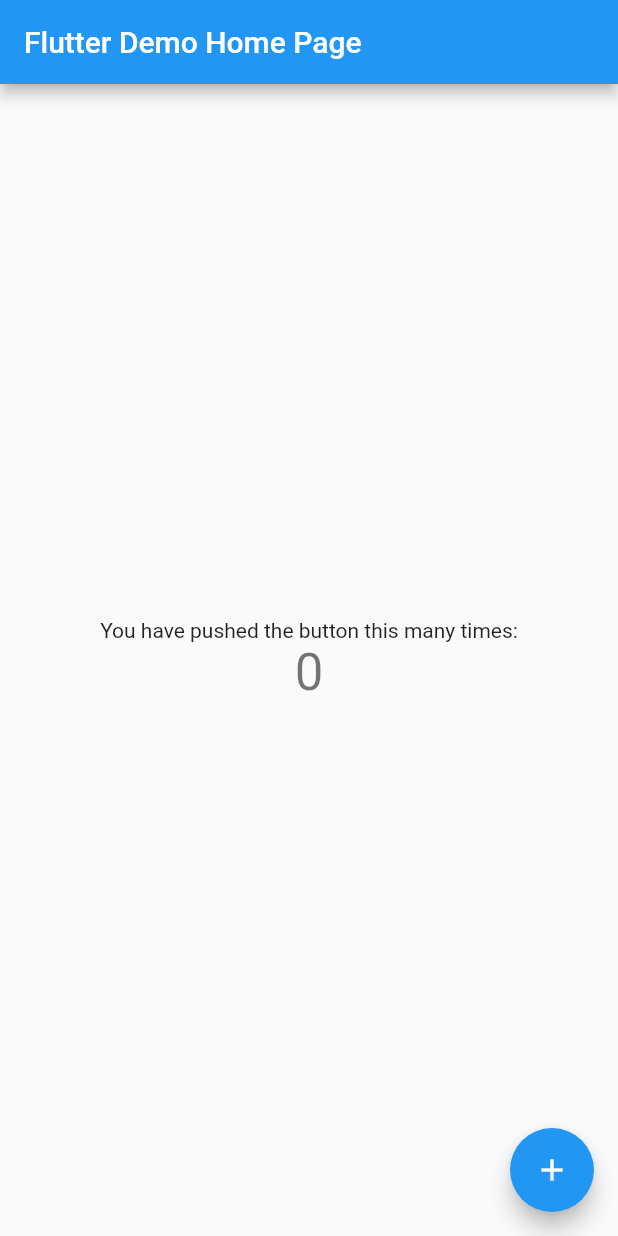
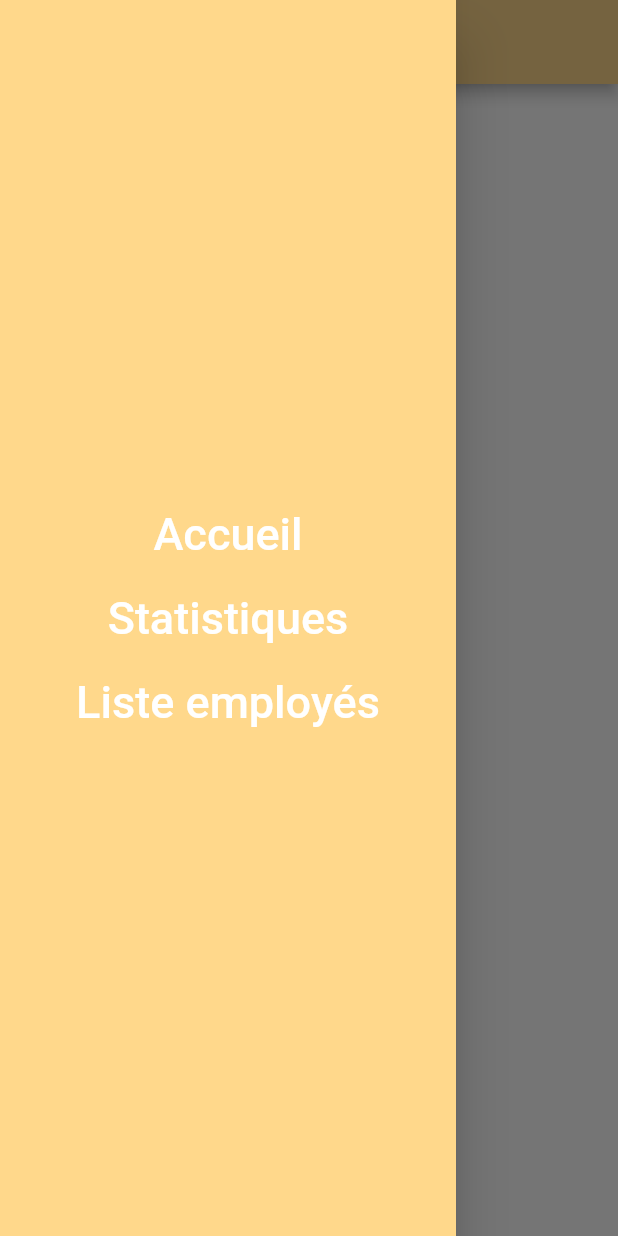
Before and after one commit to NicolasVonner/sakartone, a Flutter app: the screen it shows after launch, with the side drawer open (before the commit the screen has no drawer), on a phone screen of 412 x 824 dp. Run offline on Flutter 3.47's test engine with Material 2 defaults, Android fonts, the phone set to English and light mode, and no system bars; Roboto replaces fonts that are missing (Mantinia).

Commit message:
create routes and drawer

```diff
--- /dev/null
+++ b/flutter/lib/layout/layout.dart
@@ -0,0 +1,18 @@
+
+//Pages
+export 'package:sakartone/pages/home.dart';
+export 'package:sakartone/pages/not_found.dart';
+export 'package:sakartone/pages/stats.dart';
+export 'package:sakartone/pages/employee/employee_list.dart';
+export 'package:sakartone/pages/employee/employee_details.dart';
+export 'package:sakartone/pages/employee/employee_update.dart';
+export 'package:sakartone/pages/employee/employee_create.dart';
+export 'package:sakartone/pages/team/team_details.dart';
+export 'package:sakartone/pages/team/team_list.dart';
+export 'package:sakartone/pages/team/team_update.dart';
+
+
+//Partials
+export 'package:sakartone/layout/partials/custom_app_bar.dart';
+export 'package:sakartone/layout/partials/drawer_menu.dart';
+export 'package:sakartone/layout/partials/drawer_menu_item.dart';
--- /dev/null
+++ b/flutter/lib/layout/partials/custom_app_bar.dart
@@ -0,0 +1,24 @@
+import 'package:flutter/material.dart';
+
+class CustomAppBar extends StatefulWidget implements PreferredSizeWidget {
+  const CustomAppBar({Key? key}) : preferredSize = const Size.fromHeight(kToolbarHeight), super(key: key);
+
+  @override
+  final Size preferredSize; // default is 56.0
+
+  @override
+  _CustomAppBarState createState() => _CustomAppBarState();
+}
+
+class _CustomAppBarState extends State<CustomAppBar>{
+
+  @override
+  Widget build(BuildContext context) {
+    return AppBar(
+      backgroundColor: const Color.fromRGBO(255, 216, 139, 1.0),
+      title: const Center(
+          child: Text('Sakartone')
+      ),
+    );
+  }
+}
--- /dev/null
+++ b/flutter/lib/layout/partials/drawer_menu.dart
@@ -0,0 +1,27 @@
+import 'package:sakartone/layout/layout.dart';
+import 'package:sakartone/layout/partials/drawer_menu_item.dart';
+import 'package:flutter/material.dart';
+import 'package:sakartone/pages/home.dart';
+
+class DrawerMenu extends StatelessWidget {
+
+  const DrawerMenu();
+
+  @override
+  Widget build(BuildContext context) {
+    return Drawer(
+        backgroundColor: const Color.fromRGBO(255, 216, 139, 1.0),
+        child: Center(
+          child: ListView(
+            shrinkWrap: true,
+            padding: EdgeInsets.zero,
+            children: const [
+              DrawerMenuItem(itemTitle: 'Accueil', route: Home.routeName),
+              DrawerMenuItem(itemTitle: 'Statistiques', route: Stat.routeName),
+              DrawerMenuItem(itemTitle: 'Liste employés', route: EmployeeList.routeName),
+            ],
+          ),
+        )
+    );
+  }
+}
--- /dev/null
+++ b/flutter/lib/layout/partials/drawer_menu_item.dart
@@ -0,0 +1,32 @@
+
+import 'package:flutter/material.dart';
+
+class DrawerMenuItem extends StatelessWidget {
+  final String itemTitle;
+  final String route;
+
+  const DrawerMenuItem(
+      {
+        required this.itemTitle,
+        required this.route,
+      }
+  );
+
+  @override
+  Widget build(BuildContext context) {
+    return ListTile(
+      title: Text(
+          itemTitle,
+          textAlign: TextAlign.center,
+          style: const TextStyle(
+            fontFamily: 'Mantinia',
+              color: Colors.white,
+              fontSize: 30
+          )
+      ),
+      onTap: () {
+        Navigator.pushNamed(context, route);
+      },
+    );
+  }
+}
--- a/flutter/lib/main.dart
+++ b/flutter/lib/main.dart
@@ -1,4 +1,5 @@
 import 'package:flutter/material.dart';
+import 'package:sakartone/layout/layout.dart';
 
 void main() {
   runApp(const MyApp());
@@ -11,105 +12,82 @@
   @override
   Widget build(BuildContext context) {
     return MaterialApp(
-      title: 'Flutter Demo',
+      title: 'Sakartone',
       theme: ThemeData(
-        // This is the theme of your application.
-        //
-        // Try running your application with "flutter run". You'll see the
-        // application has a blue toolbar. Then, without quitting the app, try
-        // changing the primarySwatch below to Colors.green and then invoke
-        // "hot reload" (press "r" in the console where you ran "flutter run",
-        // or simply save your changes to "hot reload" in a Flutter IDE).
-        // Notice that the counter didn't reset back to zero; the application
-        // is not restarted.
         primarySwatch: Colors.blue,
+        tabBarTheme: const TabBarTheme(
+            labelColor: Colors.white,
+            unselectedLabelColor: Colors.grey,
+            // labelStyle: TextStyle(fontFamily: 'Mantinia'), // color for text
+            indicator: UnderlineTabIndicator(
+              // color for indicator (underline)
+                borderSide:
+                BorderSide(color: Color.fromRGBO(160, 141, 106, 1.0)))),
       ),
-      home: const MyHomePage(title: 'Flutter Demo Home Page'),
+      onGenerateRoute: (settings) {
+        switch (settings.name) {
+          case Home.routeName:
+            {
+              return MaterialPageRoute(builder: (context) {
+                return Home();
+              });
+            }
+          case Stat.routeName:
+            {
+              return MaterialPageRoute(builder: (context) {
+                return Stat();
+              });
+            }
+          case EmployeeList.routeName:
+            {
+              return MaterialPageRoute(builder: (context) {
+                return EmployeeList();
+              });
+            }
+          case EmployeeDetails.routeName:
+            {
+              return MaterialPageRoute(builder: (context) {
+                return EmployeeDetails();
+              });
+            }
+          case EmployeeUpdate.routeName:
+            {
+              return MaterialPageRoute(builder: (context) {
+                return EmployeeUpdate();
+              });
+            }
+          case EmployeeCreate.routeName:
+            {
+              return MaterialPageRoute(builder: (context) {
+                return EmployeeCreate();
+              });
+            }
+          case TeamList.routeName:
+            {
+              return MaterialPageRoute(builder: (context) {
+                return TeamList();
+              });
+            }
+          case TeamDetails.routeName:
+            {
+              return MaterialPageRoute(builder: (context) {
+                return TeamDetails();
+              });
+            }
+          case TeamUpdate.routeName:
+            {
+              return MaterialPageRoute(builder: (context) {
+                return TeamUpdate();
+              });
+            }
+        }
+      },
+      initialRoute: Home.routeName,
+      onUnknownRoute: (settings) {
+        return MaterialPageRoute(builder: (context) => const NotFound());
+      },
+      // home: const MyHomePage(title: 'Flutter Demo Home Page'),
+      debugShowCheckedModeBanner: false,
     );
   }
 }
-
-class MyHomePage extends StatefulWidget {
-  const MyHomePage({Key? key, required this.title}) : super(key: key);
-
-  // This widget is the home page of your application. It is stateful, meaning
-  // that it has a State object (defined below) that contains fields that affect
-  // how it looks.
-
-  // This class is the configuration for the state. It holds the values (in this
-  // case the title) provided by the parent (in this case the App widget) and
-  // used by the build method of the State. Fields in a Widget subclass are
-  // always marked "final".
-
-  final String title;
-
-  @override
-  State<MyHomePage> createState() => _MyHomePageState();
-}
-
-class _MyHomePageState extends State<MyHomePage> {
-  int _counter = 0;
-
-  void _incrementCounter() {
-    setState(() {
-      // This call to setState tells the Flutter framework that something has
-      // changed in this State, which causes it to rerun the build method below
-      // so that the display can reflect the updated values. If we changed
-      // _counter without calling setState(), then the build method would not be
-      // called again, and so nothing would appear to happen.
-      _counter++;
-    });
-  }
-
-  @override
-  Widget build(BuildContext context) {
-    // This method is rerun every time setState is called, for instance as done
-    // by the _incrementCounter method above.
-    //
-    // The Flutter framework has been optimized to make rerunning build methods
-    // fast, so that you can just rebuild anything that needs updating rather
-    // than having to individually change instances of widgets.
-    return Scaffold(
-      appBar: AppBar(
-        // Here we take the value from the MyHomePage object that was created by
-        // the App.build method, and use it to set our appbar title.
-        title: Text(widget.title),
-      ),
-      body: Center(
-        // Center is a layout widget. It takes a single child and positions it
-        // in the middle of the parent.
-        child: Column(
-          // Column is also a layout widget. It takes a list of children and
-          // arranges them vertically. By default, it sizes itself to fit its
-          // children horizontally, and tries to be as tall as its parent.
-          //
-          // Invoke "debug painting" (press "p" in the console, choose the
-          // "Toggle Debug Paint" action from the Flutter Inspector in Android
-          // Studio, or the "Toggle Debug Paint" command in Visual Studio Code)
-          // to see the wireframe for each widget.
-          //
-          // Column has various properties to control how it sizes itself and
-          // how it positions its children. Here we use mainAxisAlignment to
-          // center the children vertically; the main axis here is the vertical
-          // axis because Columns are vertical (the cross axis would be
-          // horizontal).
-          mainAxisAlignment: MainAxisAlignment.center,
-          children: <Widget>[
-            const Text(
-              'You have pushed the button this many times:',
-            ),
-            Text(
-              '$_counter',
-              style: Theme.of(context).textTheme.headline4,
-            ),
-          ],
-        ),
-      ),
-      floatingActionButton: FloatingActionButton(
-        onPressed: _incrementCounter,
-        tooltip: 'Increment',
-        child: const Icon(Icons.add),
-      ), // This trailing comma makes auto-formatting nicer for build methods.
-    );
-  }
-}
--- /dev/null
+++ b/flutter/lib/pages/home.dart
@@ -0,0 +1,22 @@
+
+import 'package:flutter/cupertino.dart';
+import 'package:flutter/material.dart';
+//import 'package:google_fonts/google_fonts.dart';
+import 'package:sakartone/layout/layout.dart';
+
+class Home extends StatelessWidget {
+  const Home({Key? key}) : super(key: key);
+
+  static const String routeName = '/';
+
+  @override
+  Widget build(BuildContext context) {
+    return const Scaffold(
+      backgroundColor: Colors.white,
+      appBar: CustomAppBar(),
+      drawer: DrawerMenu(),
+      body:
+        Text("Home"),
+    );
+  }
+}
```
Also changed, not shown: flutter/lib/pages/employee/employee_create.dart (added, +17 -0 lines), flutter/lib/pages/employee/employee_details.dart (added, +17 -0 lines), flutter/lib/pages/employee/employee_list.dart (added, +17 -0 lines), flutter/lib/pages/employee/employee_update.dart (added, +17 -0 lines), flutter/lib/pages/not_found.dart (added, +17 -0 lines), flutter/lib/pages/stats.dart (added, +17 -0 lines), flutter/lib/pages/team/team_details.dart (added, +17 -0 lines), flutter/lib/pages/team/team_list.dart (added, +17 -0 lines), flutter/lib/pages/team/team_update.dart (added, +17 -0 lines).
